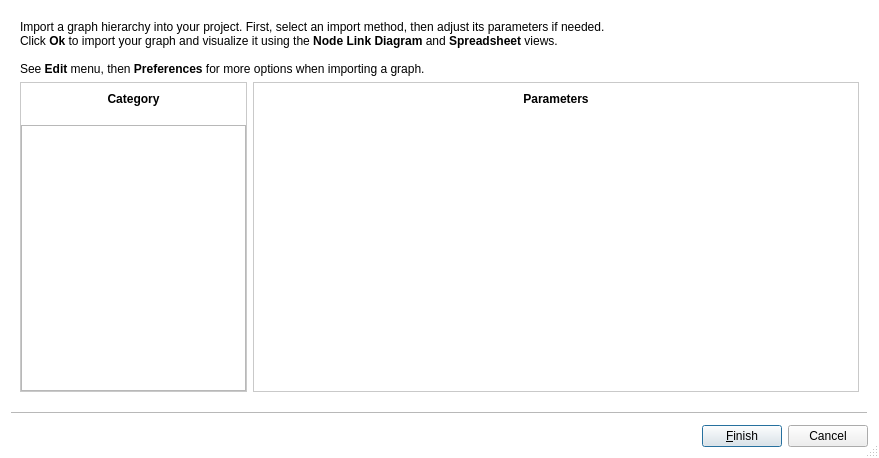
Old version of the form software/talipot/designer/ImportWizard.ui in the repository anlambert/tulip.
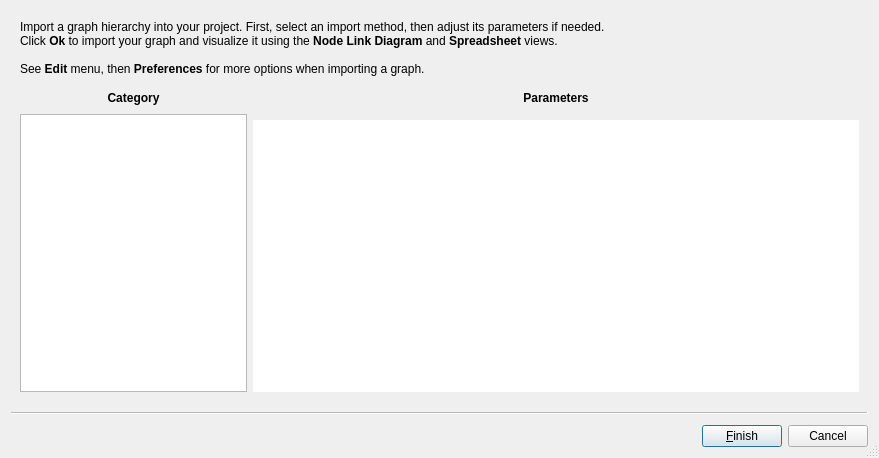
New version of the form. Icons and pictures are not drawn.

What changed in the file:
```diff
--- a/software/talipot/designer/ImportWizard.ui
+++ b/software/talipot/designer/ImportWizard.ui
@@ -17,31 +17,6 @@
    <iconset>
     <normaloff>:/talipot/gui/icons/logo32x32.png</normaloff>:/talipot/gui/icons/logo32x32.png</iconset>
   </property>
-  <property name="styleSheet">
-   <string notr="true">QWizard {
-background-color: white;
-}
-QListView, QListWidget {
-background-color: white;
-border: 0px;
-}
-
-QListWidget::item {
-padding: 6px;
-}
-
-#categoryFrame,#parametersFrame,#algorithmFrame {
-border: 1px solid #C9C9C9;
-background-color: white;
-}
-
-#categoryLabel,#parametersLabel,#algorithmLabel {
-background-color: qlineargradient(spread:pad, x1:0, y1:0, x2:0, y2:1,
-stop:1 rgba(0,0,0,0),
-stop:0 #F0F0F0);
-border: 0px;
-}</string>
-  </property>
   <property name="sizeGripEnabled">
    <bool>true</bool>
   </property>
@@ -87,7 +62,7 @@
         </property>
         <layout class="QVBoxLayout" name="leftLayout">
          <property name="spacing">
-          <number>10</number>
+          <number>0</number>
          </property>
          <property name="leftMargin">
           <number>0</number>
@@ -119,23 +94,6 @@
          </item>
          <item>
           <widget class="QTreeView" name="importModules">
-           <property name="styleSheet">
-            <string notr="true"> QTreeView::branch {
- border-image: url(none.png) 0;
- }
-
- QTreeView::branch:has-children:!has-siblings:closed,
- QTreeView::branch:closed:has-children:has-siblings {
-         border-image: none;
-         image: url(:/talipot/gui/ui/right_arrow-black.png);
- }
-
- QTreeView::branch:open:has-children:!has-siblings,
- QTreeView::branch:open:has-children:has-siblings  {
-         border-image: none;
-         image: url(:/talipot/gui/ui/down_arrow-black.png);
- }</string>
-           </property>
            <property name="frameShadow">
             <enum>QFrame::Plain</enum>
            </property>
@@ -191,7 +149,7 @@
            <widget class="QFrame" name="parametersFrame">
             <layout class="QVBoxLayout" name="rLayout2">
              <property name="spacing">
-              <number>10</number>
+              <number>6</number>
              </property>
              <property name="leftMargin">
               <number>0</number>
@@ -223,25 +181,6 @@
              </item>
              <item>
               <widget class="QTableView" name="parametersList">
-               <property name="styleSheet">
-                <string notr="true">QHeaderView::section {
-background-color: white;
-color: black;
-padding-left: 4px;
-padding-right: 4px;
-margin-bottom: -1px;
-border: 1px solid #C9C9C9;
-border-bottom: 0px;
-font: bold 12px;
-}
-QHeaderView {
-background-color: white;
-}
-QTableView {
-background-color: white;
-font: 12px;
-}</string>
-               </property>
                <property name="frameShape">
                 <enum>QFrame::NoFrame</enum>
                </property>
```
